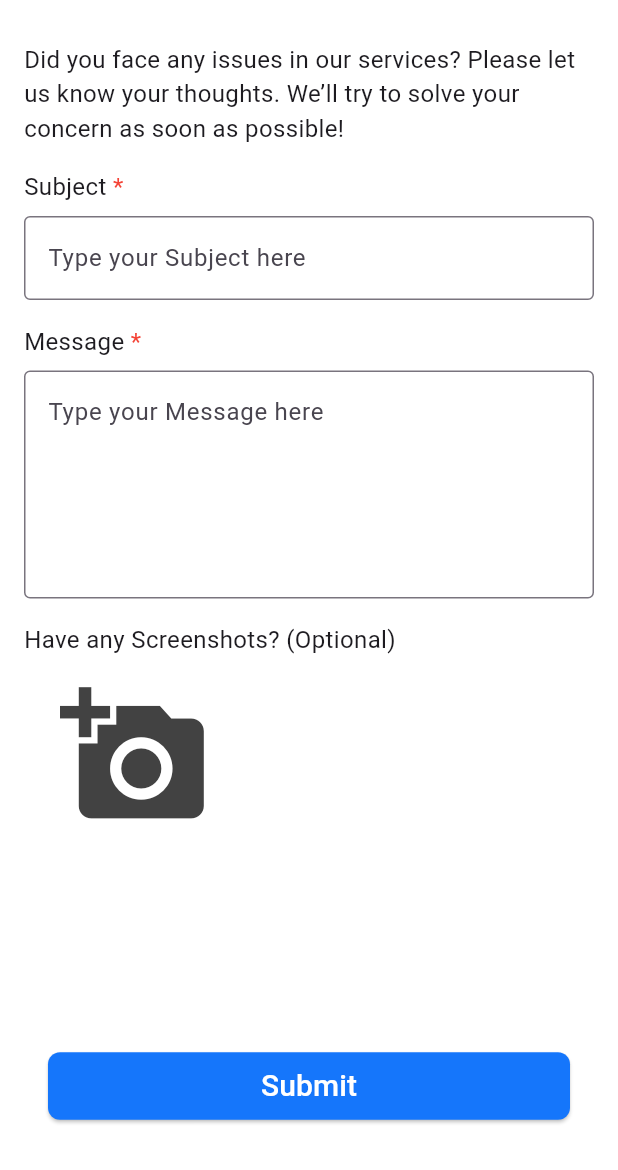
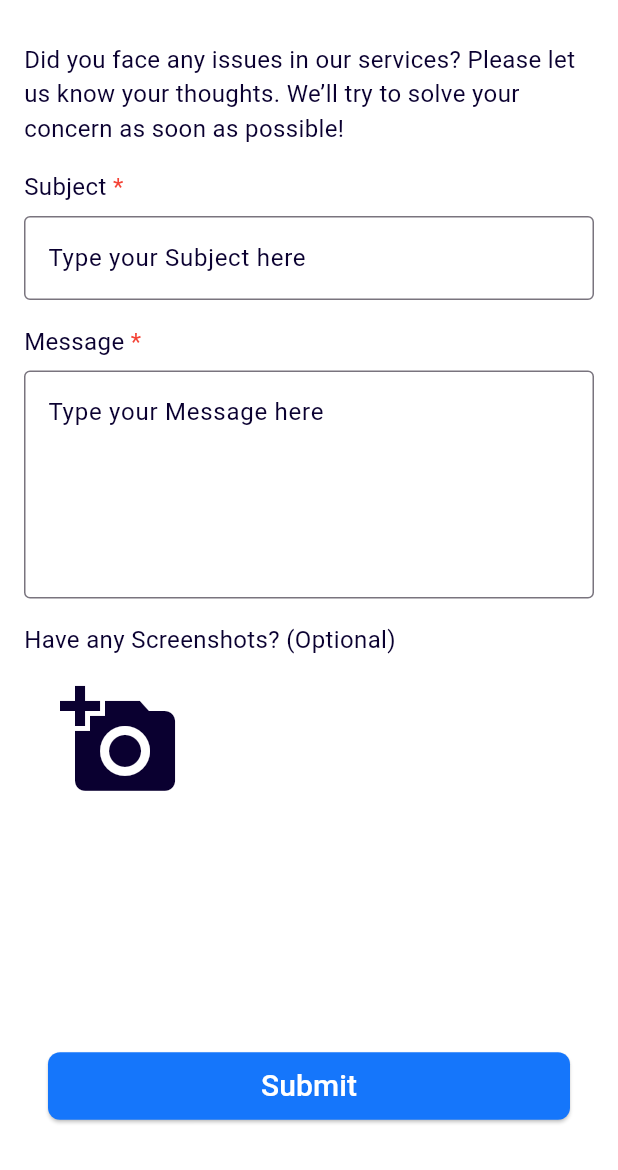
Before and after one commit to Monikaboopathi/meet_in_ground, a Flutter app: the ReportIssuesPage screen opened directly, on a phone screen of 412 x 824 dp, the part 66-1236 px from its top. Run offline on Flutter 3.47's test engine with Material 3 defaults, Android fonts, the phone set to English and light mode, and no system bars; our stand-ins replace cached_network_image, emoji_picker_flutter, firebase_core, firebase_messaging, flutter_rating_bar, fluttertoast and 7 more; missing offline and left inert: clipboard; accounts and stored records are empty; Roboto replaces fonts that are missing (Billabong, Poppins); project files that could hold a hidden picture were left out.

Commit message:
change the text color

```diff
--- a/lib/Screens/Feedback/feedback_page.dart
+++ b/lib/Screens/Feedback/feedback_page.dart
@@ -118,14 +118,14 @@
                 children: [
                   Text(
                     'Have suggestions to say? Please share with us below..',
-                    style: TextStyle(fontSize: 18),
+                    style: TextStyle(fontSize: 18, color: ThemeService.textColor),
                   ),
                   SizedBox(height: 20.0),
                   Row(
                     children: [
                       Text(
                         'Message ',
-                        style: TextStyle(fontSize: 20, fontWeight: FontWeight.w800),
+                        style: TextStyle(fontSize: 20, fontWeight: FontWeight.w800, color: ThemeService.textColor),
                       ),
                        Text(
                             '*',
@@ -141,7 +141,7 @@
                     maxLines: 5,
                     decoration: InputDecoration(
                       hintText: 'Type your message here',
-                      hintStyle: TextStyle(color: Colors.grey),
+                      hintStyle: TextStyle( color: ThemeService.textColor),
                       errorText:
                           _messageError.isNotEmpty ? _messageError : null,
                       border: OutlineInputBorder(),
--- a/lib/Screens/Issues/issues_page.dart
+++ b/lib/Screens/Issues/issues_page.dart
@@ -135,7 +135,7 @@
                   children: [
                     Text(
                       'Did you face any issues in our services? Please let us know your thoughts. We’ll try to solve your concern as soon as possible!',
-                      style: TextStyle(fontSize: 16.0),
+                      style: TextStyle(fontSize: 16.0, color: ThemeService.textColor),
                     ),
                     SizedBox(height: 16.0),
                     _buildInputField(
@@ -152,7 +152,7 @@
                     ),
                     SizedBox(height: 16.0),
                     Text('Have any Screenshots? (Optional)',
-                        style: TextStyle(fontSize: 16.0)),
+                        style: TextStyle(fontSize: 16.0, color: ThemeService.textColor)),
                     SizedBox(height: 8.0),
                     _buildImagePicker(),
                     SizedBox(height: 24.0),
@@ -219,7 +219,7 @@
               TextSpan(text: '*', style: TextStyle(color: Colors.red)),
             ],
           ),
-          style: TextStyle(fontSize: 16.0),
+          style: TextStyle(fontSize: 16.0, color: ThemeService.textColor),
         ),
         SizedBox(height: 8.0),
         TextField(
@@ -227,6 +227,7 @@
           maxLines: maxLines,
           decoration: InputDecoration(
             hintText: 'Type your $label here',
+            hintStyle: TextStyle( color: ThemeService.textColor),
             errorText: errorText.isEmpty ? null : errorText,
             border: OutlineInputBorder(),
           ),
@@ -250,8 +251,8 @@
         IconButton(
           icon: Icon(
             Icons.add_a_photo,
-            color: Colors.grey[800],
-            size: 100,
+            color: ThemeService.textColor,
+            size: 80,
           ),
           onPressed: pickImage,
         ),
```
